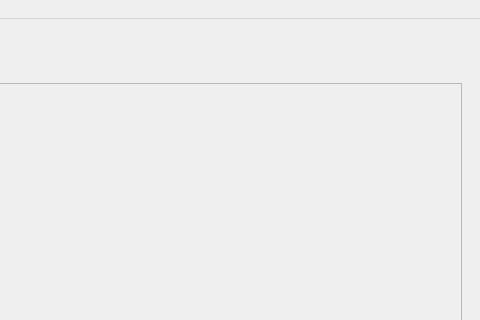
Above: Indi-Cosmos/mainwindow.ui from eyehalcon97/Indi-Cosmos before the change; both pictures show x 800 to 1280 and y 0 to 320 of the 1280 by 720 pixel window. Below: the same form after it.
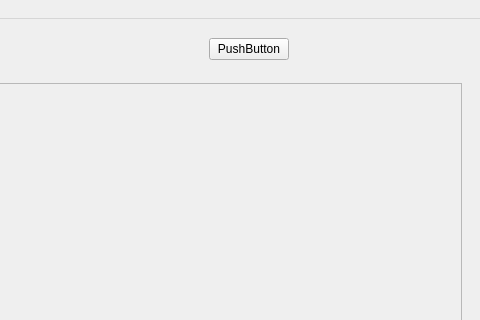
That is the form after the change. Icons and pictures are not drawn.

```diff
--- a/Indi-Cosmos/mainwindow.ui
+++ b/Indi-Cosmos/mainwindow.ui
@@ -89,6 +89,19 @@
         <string>Conectar</string>
        </property>
       </widget>
+      <widget class="QPushButton" name="pushButton">
+       <property name="geometry">
+        <rect>
+         <x>1000</x>
+         <y>10</y>
+         <width>80</width>
+         <height>22</height>
+        </rect>
+       </property>
+       <property name="text">
+        <string>PushButton</string>
+       </property>
+      </widget>
      </widget>
     </item>
     <item>
```
